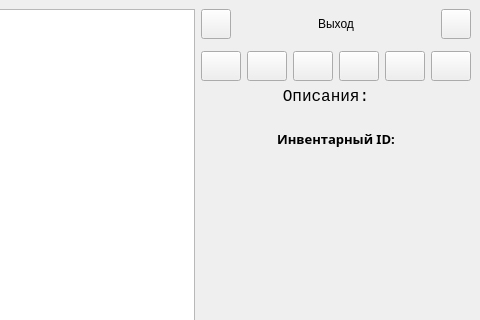
The window that Client/content/ui/mainwindow.ui (romenskiy2012/recording_spark) describes before a commit, drawn with Qt 5; both pictures show x 654 to 1134 and y 0 to 320 of the 1134 by 724 pixel window.
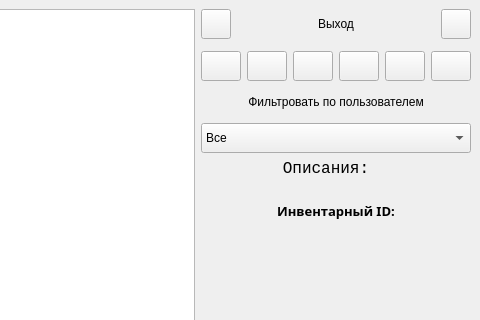
The same window after the commit. Icons and pictures are not drawn.

What changed in the file:
```diff
--- a/Client/content/ui/mainwindow.ui
+++ b/Client/content/ui/mainwindow.ui
@@ -125,6 +125,49 @@
         </item>
        </layout>
       </item>
+      <item>
+       <widget class="QLabel" name="label">
+        <property name="minimumSize">
+         <size>
+          <width>0</width>
+          <height>30</height>
+         </size>
+        </property>
+        <property name="text">
+         <string>Фильтровать по пользователем</string>
+        </property>
+        <property name="alignment">
+         <set>Qt::AlignCenter</set>
+        </property>
+       </widget>
+      </item>
+      <item>
+       <widget class="QComboBox" name="comboBox">
+        <property name="minimumSize">
+         <size>
+          <width>0</width>
+          <height>30</height>
+         </size>
+        </property>
+        <property name="contextMenuPolicy">
+         <enum>Qt::DefaultContextMenu</enum>
+        </property>
+        <property name="layoutDirection">
+         <enum>Qt::LeftToRight</enum>
+        </property>
+        <property name="insertPolicy">
+         <enum>QComboBox::InsertAtBottom</enum>
+        </property>
+        <property name="sizeAdjustPolicy">
+         <enum>QComboBox::AdjustToContentsOnFirstShow</enum>
+        </property>
+        <item>
+         <property name="text">
+          <string>Все</string>
+         </property>
+        </item>
+       </widget>
+      </item>
       <item>
        <widget class="QLabel" name="label_4">
         <property name="maximumSize">
```
